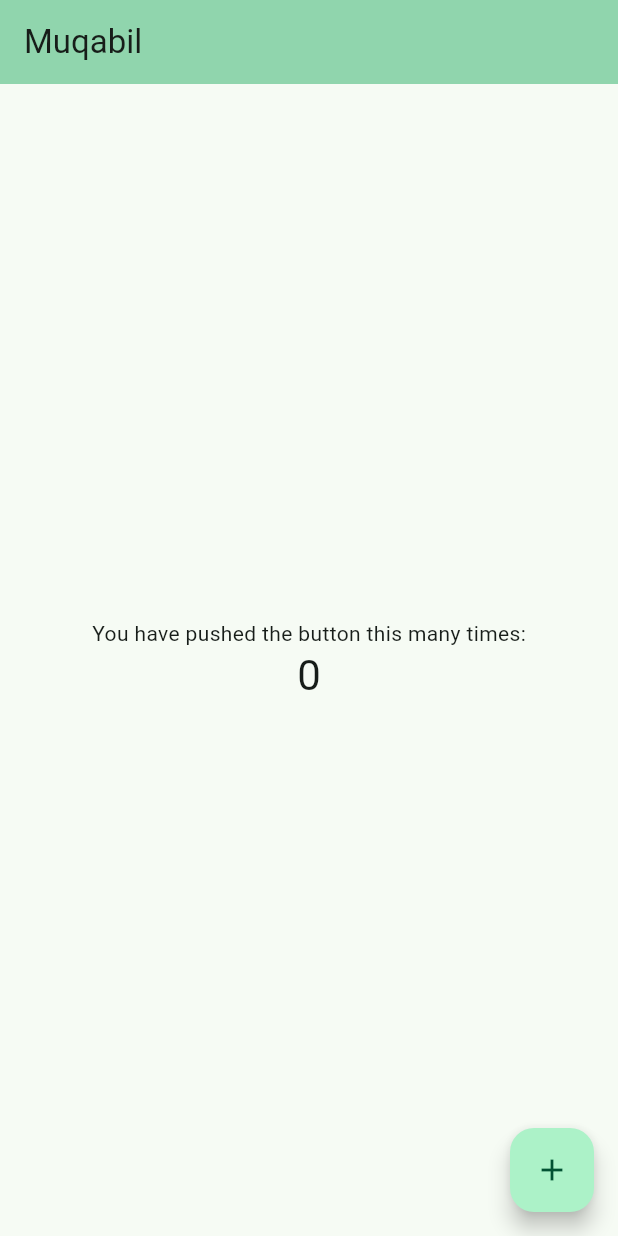
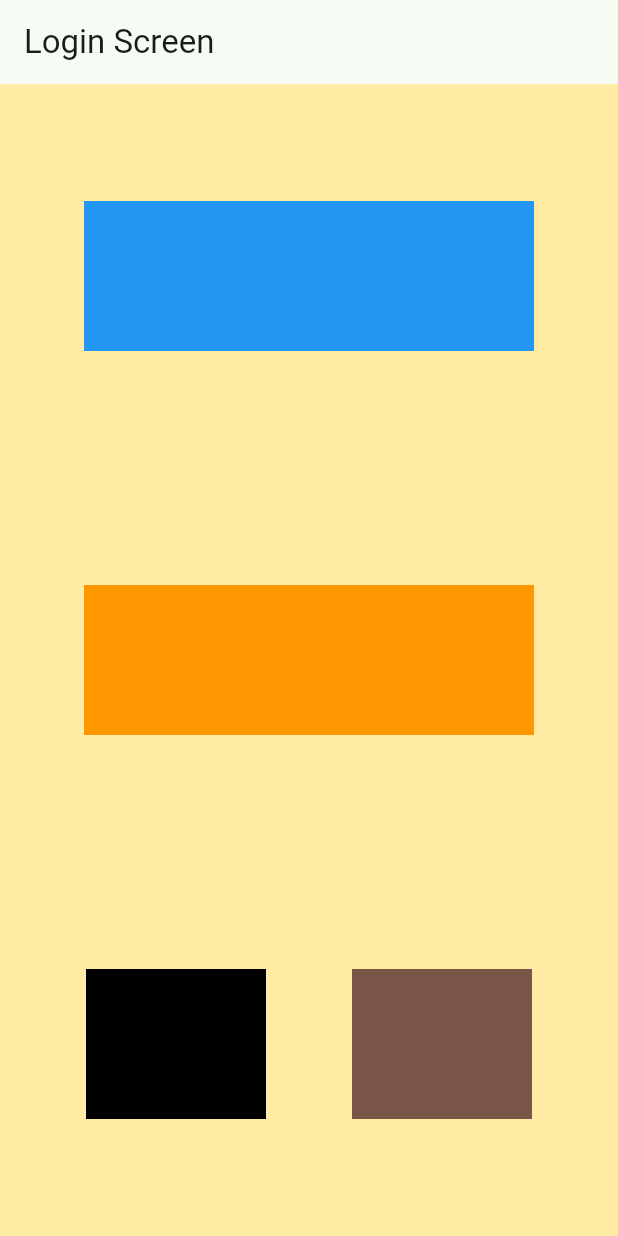
Before and after one commit to safwanishere/app, a Flutter app: the screen it shows after launch, on a phone screen of 412 x 824 dp. Run offline on Flutter 3.47's test engine with Material 3 defaults, Android fonts, the phone set to English and light mode, and no system bars.

Commit message:
bootcamp day 2

```diff
--- /dev/null
+++ b/lib/LoginScreen.dart
@@ -0,0 +1,49 @@
+import 'package:flutter/material.dart';
+
+class LoginScreen extends StatelessWidget {
+  const LoginScreen({super.key});
+
+  @override
+  Widget build(BuildContext context) {
+    return Scaffold(
+      appBar: AppBar(title: Text("Login Screen")),
+			body: Container(
+				color: Color.fromARGB(255, 255, 235, 164),
+				width: MediaQuery.of(context).size.width,
+        height: MediaQuery.of(context).size.height,
+        child: Column(
+          mainAxisAlignment: MainAxisAlignment.spaceAround,
+          crossAxisAlignment: CrossAxisAlignment.center,
+          children:[
+            Container(
+              color: Colors.blue,
+              width: 300,
+              height: 100
+            ),
+            Container(
+              color: Colors.orange,
+              width: 300,
+              height: 100
+            ),
+            Row(
+              mainAxisAlignment: MainAxisAlignment.spaceEvenly,
+              crossAxisAlignment: CrossAxisAlignment.center,
+              children: [
+                Container(
+                  color: Colors.black,
+                  width: 120,
+                  height: 100
+                ),
+                Container(
+                  color: Colors.brown,
+                  width: 120,
+                  height: 100
+                ),
+              ],
+            )
+          ]
+        )
+			),
+    );
+  }
+}
--- a/lib/main.dart
+++ b/lib/main.dart
@@ -1,3 +1,4 @@
+import 'package:app/LoginScreen.dart';
 import 'package:flutter/material.dart';
 
 void main() {
@@ -6,47 +7,25 @@ void main() {
 
 class MyApp extends StatelessWidget {
   const MyApp({super.key});
-
-  // This widget is the root of your application.
   @override
   Widget build(BuildContext context) {
     return MaterialApp(
       title: 'Flutter Demo',
+      routes : {
+				"/login":(context) => const LoginScreen()
+			},
+			initialRoute: "/login",
       theme: ThemeData(
-        // This is the theme of your application.
-        //
-        // TRY THIS: Try running your application with "flutter run". You'll see
-        // the application has a purple toolbar. Then, without quitting the app,
-        // try changing the seedColor in the colorScheme below to Colors.green
-        // and then invoke "hot reload" (save your changes or press the "hot
-        // reload" button in a Flutter-supported IDE, or press "r" if you used
-        // the command line to start the app).
-        //
-        // Notice that the counter didn't reset back to zero; the application
-        // state is not lost during the reload. To reset the state, use hot
-        // restart instead.
-        //
-        // This works for code too, not just values: Most code changes can be
-        // tested with just a hot reload.
         colorScheme: ColorScheme.fromSeed(seedColor: Colors.greenAccent),
         useMaterial3: true,
       ),
-      home: const MyHomePage(title: 'Muqabil'),
+      // home: const MyHomePage(title: 'Muqabil'),
     );
   }
 }
 
 class MyHomePage extends StatefulWidget {
   const MyHomePage({super.key, required this.title});
-
-  // This widget is the home page of your application. It is stateful, meaning
-  // that it has a State object (defined below) that contains fields that affect
-  // how it looks.
-
-  // This class is the configuration for the state. It holds the values (in this
-  // case the title) provided by the parent (in this case the App widget) and
-  // used by the build method of the State. Fields in a Widget subclass are
-  // always marked "final".
 
   final String title;
 
@@ -59,50 +38,19 @@ class _MyHomePageState extends State<MyHomePage> {
 
   void _incrementCounter() {
     setState(() {
-      // This call to setState tells the Flutter framework that something has
-      // changed in this State, which causes it to rerun the build method below
-      // so that the display can reflect the updated values. If we changed
-      // _counter without calling setState(), then the build method would not be
-      // called again, and so nothing would appear to happen.
       _counter++;
     });
   }
 
   @override
   Widget build(BuildContext context) {
-    // This method is rerun every time setState is called, for instance as done
-    // by the _incrementCounter method above.
-    //
-    // The Flutter framework has been optimized to make rerunning build methods
-    // fast, so that you can just rebuild anything that needs updating rather
-    // than having to individually change instances of widgets.
     return Scaffold(
       appBar: AppBar(
-        // TRY THIS: Try changing the color here to a specific color (to
-        // Colors.amber, perhaps?) and trigger a hot reload to see the AppBar
-        // change color while the other colors stay the same.
         backgroundColor: Theme.of(context).colorScheme.inversePrimary,
-        // Here we take the value from the MyHomePage object that was created by
-        // the App.build method, and use it to set our appbar title.
         title: Text(widget.title),
       ),
       body: Center(
-        // Center is a layout widget. It takes a single child and positions it
-        // in the middle of the parent.
         child: Column(
-          // Column is also a layout widget. It takes a list of children and
-          // arranges them vertically. By default, it sizes itself to fit its
-          // children horizontally, and tries to be as tall as its parent.
-          //
-          // Column has various properties to control how it sizes itself and
-          // how it positions its children. Here we use mainAxisAlignment to
-          // center the children vertically; the main axis here is the vertical
-          // axis because Columns are vertical (the cross axis would be
-          // horizontal).
-          //
-          // TRY THIS: Invoke "debug painting" (choose the "Toggle Debug Paint"
-          // action in the IDE, or press "p" in the console), to see the
-          // wireframe for each widget.
           mainAxisAlignment: MainAxisAlignment.center,
           children: <Widget>[
             const Text(
@@ -119,7 +67,7 @@ class _MyHomePageState extends State<MyHomePage> {
         onPressed: _incrementCounter,
         tooltip: 'Increment',
         child: const Icon(Icons.add),
-      ), // This trailing comma makes auto-formatting nicer for build methods.
+      ),
     );
   }
 }
```
